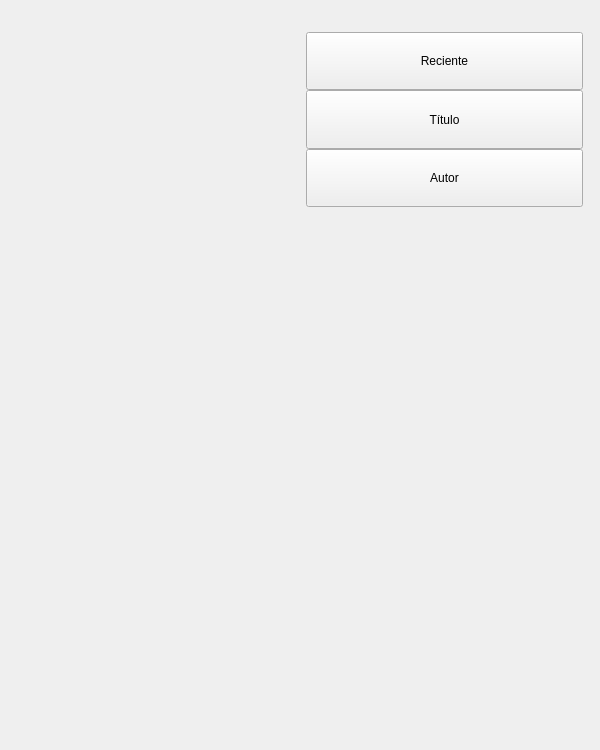
bq/cervantes, file bqLibrary/ui/LibrarySortBooksByLayer.ui: the form before one commit.
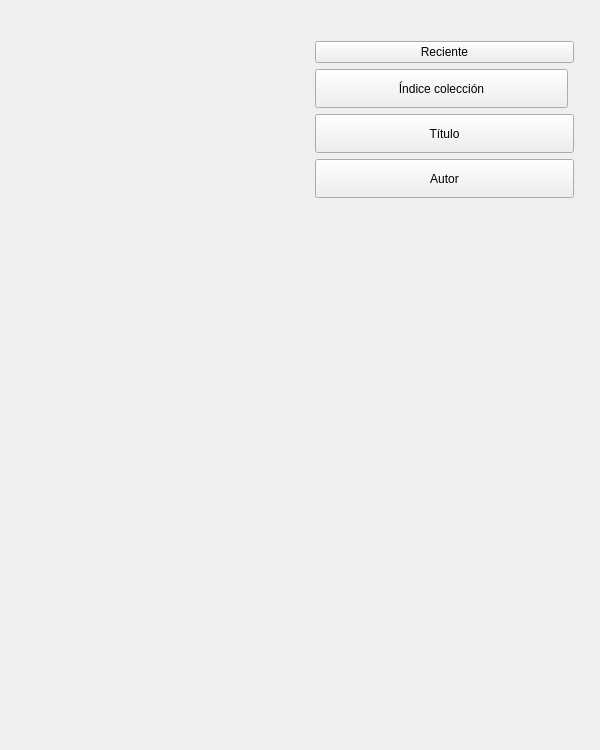
The form after the commit.

Commit message: Version 5.2.1:Highlight improvements, ebooks massive loading improvements and fixes, collection ordering by index

What changed in the file:
```diff
--- a/bqLibrary/ui/LibrarySortBooksByLayer.ui
+++ b/bqLibrary/ui/LibrarySortBooksByLayer.ui
@@ -146,14 +146,8 @@
              <height>620</height>
             </size>
            </property>
-           <layout class="QVBoxLayout" name="verticalLayout">
-            <property name="spacing">
-             <number>0</number>
-            </property>
-            <property name="margin">
-             <number>0</number>
-            </property>
-            <item>
+           <layout class="QGridLayout" name="gridLayout">
+            <item row="0" column="0" rowspan="2" colspan="2">
              <widget class="QPushButton" name="recentSortBtn">
               <property name="sizePolicy">
                <sizepolicy hsizetype="Expanding" vsizetype="Expanding">
@@ -172,7 +166,7 @@
               </property>
              </widget>
             </item>
-            <item>
+            <item row="3" column="0" colspan="2">
              <widget class="QPushButton" name="titleSortBtn">
               <property name="sizePolicy">
                <sizepolicy hsizetype="Expanding" vsizetype="Expanding">
@@ -191,7 +185,7 @@
               </property>
              </widget>
             </item>
-            <item>
+            <item row="4" column="0" colspan="2">
              <widget class="QPushButton" name="authorSortBtn">
               <property name="sizePolicy">
                <sizepolicy hsizetype="Expanding" vsizetype="Expanding">
@@ -210,6 +204,25 @@
               </property>
              </widget>
             </item>
+            <item row="2" column="0">
+             <widget class="QPushButton" name="indexSortBtn">
+              <property name="sizePolicy">
+               <sizepolicy hsizetype="Expanding" vsizetype="Expanding">
+                <horstretch>0</horstretch>
+                <verstretch>0</verstretch>
+               </sizepolicy>
+              </property>
+              <property name="focusPolicy">
+               <enum>Qt::NoFocus</enum>
+              </property>
+              <property name="text">
+               <string>Índice colección</string>
+              </property>
+              <property name="checkable">
+               <bool>true</bool>
+              </property>
+             </widget>
+            </item>
            </layout>
           </widget>
          </item>
```
The commit also changes 38 other files.
